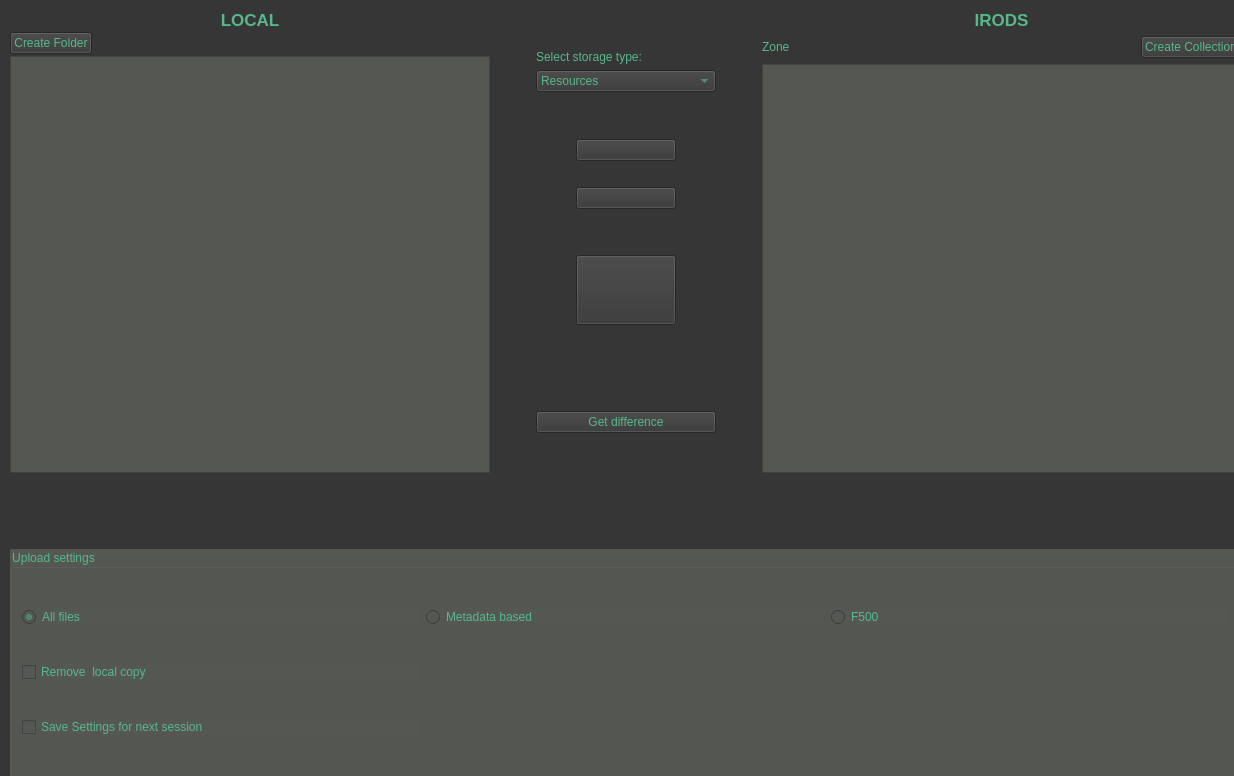
The window that irods-iBridgesGui/ui-files/tabUpDownload.ui (iBridges-for-iRODS/iBridges) describes before a commit, drawn with Qt 5.
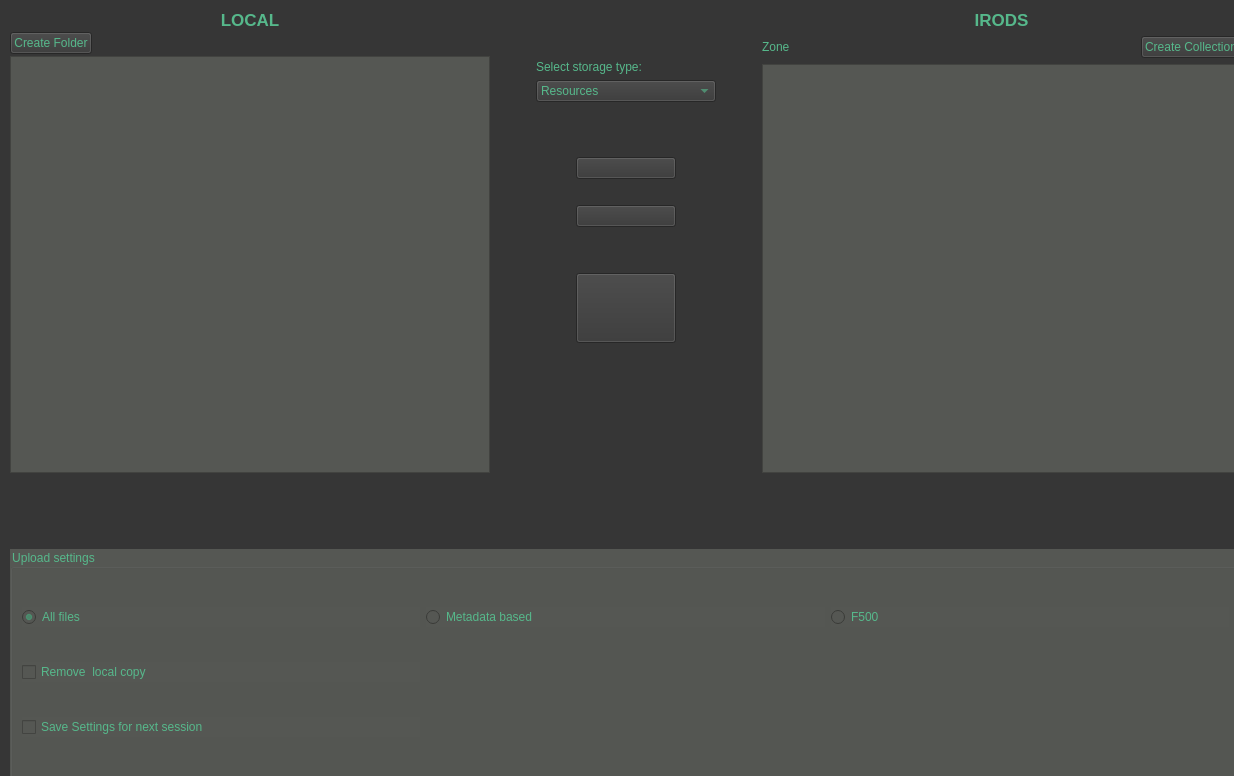
The same window after the commit. Icons and pictures are not drawn.

Commit message: hidding greenhouse specific buttons for now

The edit to the form file:
```diff
--- a/irods-iBridgesGui/ui-files/tabUpDownload.ui
+++ b/irods-iBridgesGui/ui-files/tabUpDownload.ui
@@ -248,6 +248,12 @@
           </item>
           <item row="0" column="1">
            <widget class="QPushButton" name="UploadButton">
+            <property name="minimumSize">
+             <size>
+              <width>100</width>
+              <height>0</height>
+             </size>
+            </property>
             <property name="text">
              <string/>
             </property>
@@ -265,6 +271,18 @@
           </item>
           <item row="3" column="1">
            <widget class="QPushButton" name="DownloadButton">
+            <property name="sizePolicy">
+             <sizepolicy hsizetype="Minimum" vsizetype="Fixed">
+              <horstretch>0</horstretch>
+              <verstretch>0</verstretch>
+             </sizepolicy>
+            </property>
+            <property name="minimumSize">
+             <size>
+              <width>100</width>
+              <height>0</height>
+             </size>
+            </property>
             <property name="text">
              <string/>
             </property>
@@ -340,19 +358,6 @@
           </property>
          </spacer>
         </item>
-        <item>
-         <widget class="QPushButton" name="ChecksumCheckBut">
-          <property name="minimumSize">
-           <size>
-            <width>0</width>
-            <height>0</height>
-           </size>
-          </property>
-          <property name="text">
-           <string>Get difference</string>
-          </property>
-         </widget>
-        </item>
         <item>
          <spacer name="verticalSpacer_12">
           <property name="orientation">
```
Left out of the diff: 3 changed lines with no effect on the pictures. The commit also changes 1 other file.
